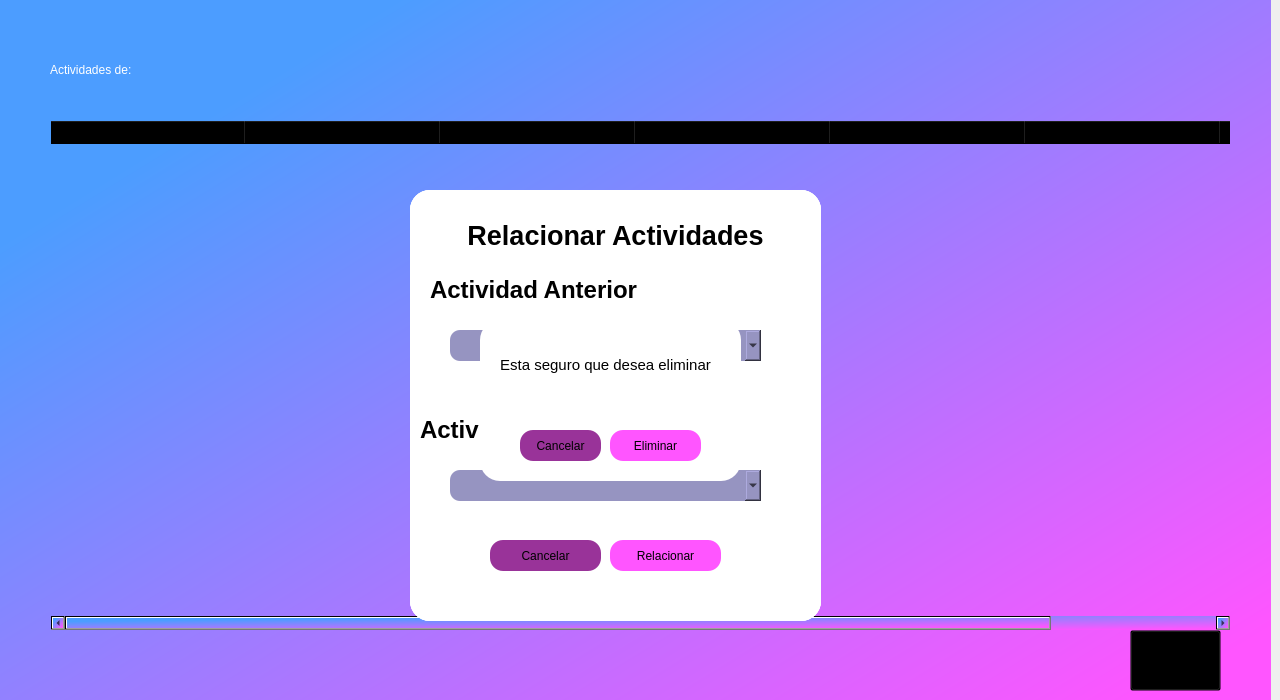
Old version of the form abrir.ui in the repository rojasalexander/AdministradorProyectosFacultad.
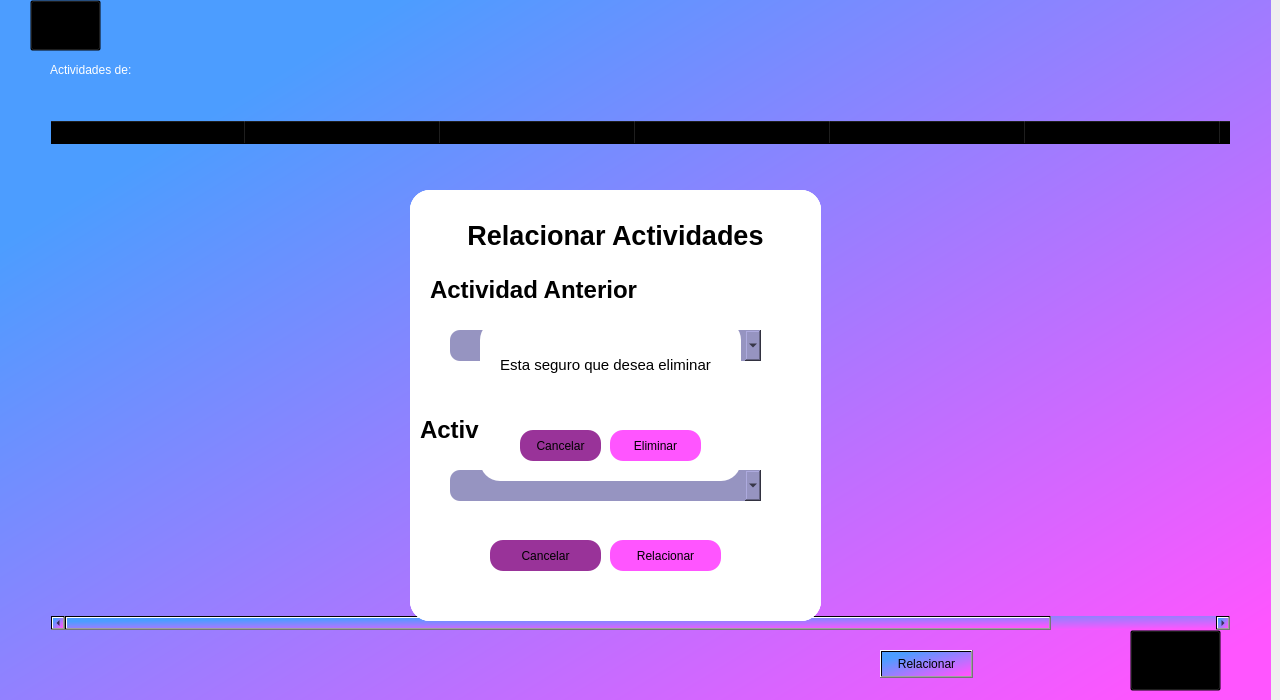
New version of the form. Icons and pictures are not drawn.

The edit to the form file:
```diff
--- a/abrir.ui
+++ b/abrir.ui
@@ -802,6 +802,45 @@
      </size>
     </property>
    </widget>
+   <widget class="QPushButton" name="volverbtn">
+    <property name="geometry">
+     <rect>
+      <x>40</x>
+      <y>0</y>
+      <width>71</width>
+      <height>51</height>
+     </rect>
+    </property>
+    <property name="styleSheet">
+     <string notr="true">background-color: rgba(0,0,0,0);</string>
+    </property>
+    <property name="text">
+     <string/>
+    </property>
+    <property name="icon">
+     <iconset>
+      <normaloff>volver-icon.png</normaloff>volver-icon.png</iconset>
+    </property>
+    <property name="iconSize">
+     <size>
+      <width>40</width>
+      <height>40</height>
+     </size>
+    </property>
+   </widget>
+   <widget class="QPushButton" name="relacionarbtn">
+    <property name="geometry">
+     <rect>
+      <x>890</x>
+      <y>650</y>
+      <width>93</width>
+      <height>28</height>
+     </rect>
+    </property>
+    <property name="text">
+     <string>Relacionar</string>
+    </property>
+   </widget>
    <zorder>tableWidget</zorder>
    <zorder>pro</zorder>
    <zorder>proy_name</zorder>
```
Left out of the diff: 2 changed lines with no effect on the pictures.
